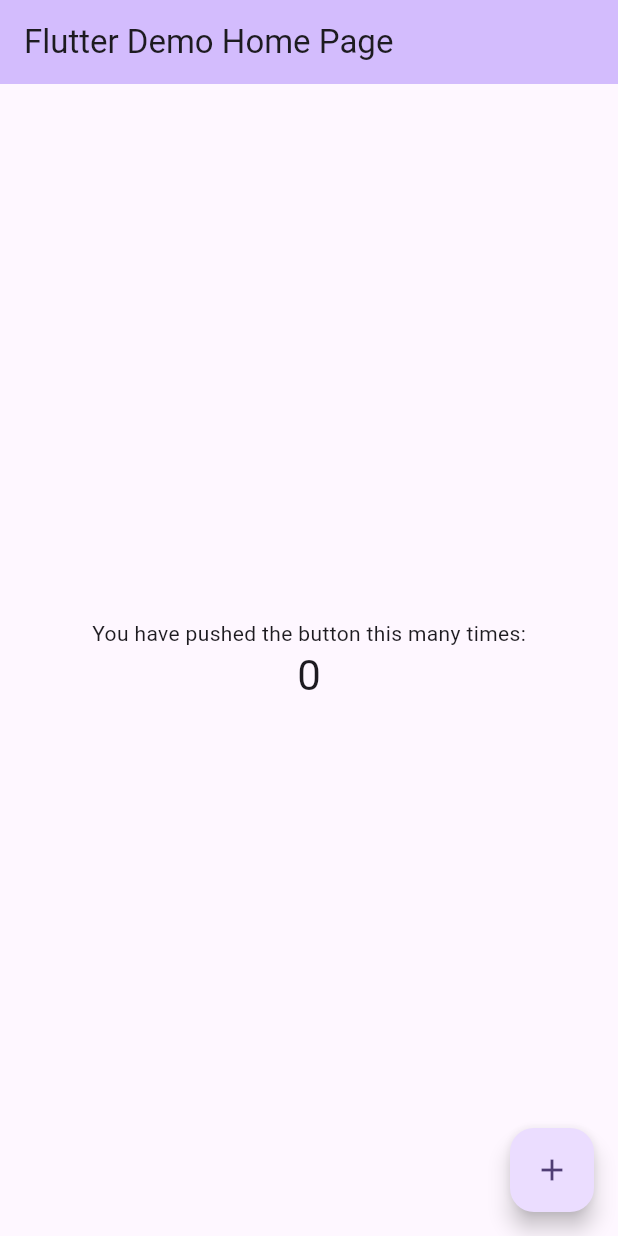
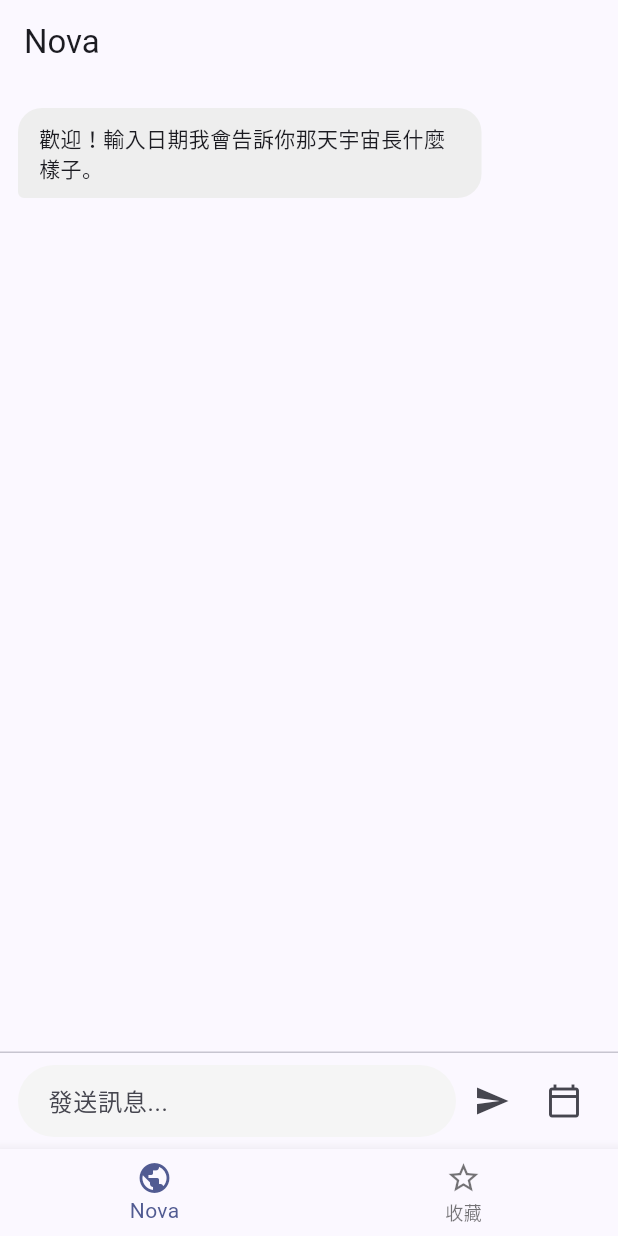
Before and after one commit to rex20041021/Nova_cosmos_messenger, a Flutter app: the screen it shows after launch, on a phone screen of 412 x 824 dp. Run offline on Flutter 3.47's test engine with Material 3 defaults, Android fonts, the phone set to English and light mode, and no system bars.

Commit message:
basic frontend

```diff
--- a/lib/main.dart
+++ b/lib/main.dart
@@ -1,4 +1,5 @@
 import 'package:flutter/material.dart';
+import 'package:nova_cosmos_messenger/route/home_page.dart';
 
 void main() {
   runApp(const MyApp());
@@ -7,116 +8,16 @@ void main() {
 class MyApp extends StatelessWidget {
   const MyApp({super.key});
 
-  // This widget is the root of your application.
   @override
   Widget build(BuildContext context) {
     return MaterialApp(
-      title: 'Flutter Demo',
+      title: 'NASA Cosmos Messenger',
       theme: ThemeData(
-        // This is the theme of your application.
-        //
-        // TRY THIS: Try running your application with "flutter run". You'll see
-        // the application has a purple toolbar. Then, without quitting the app,
-        // try changing the seedColor in the colorScheme below to Colors.green
-        // and then invoke "hot reload" (save your changes or press the "hot
-        // reload" button in a Flutter-supported IDE, or press "r" if you used
-        // the command line to start the app).
-        //
-        // Notice that the counter didn't reset back to zero; the application
-        // state is not lost during the reload. To reset the state, use hot
-        // restart instead.
-        //
-        // This works for code too, not just values: Most code changes can be
-        // tested with just a hot reload.
-        colorScheme: .fromSeed(seedColor: Colors.deepPurple),
+        colorScheme: ColorScheme.fromSeed(seedColor: Colors.indigo),
+        useMaterial3: true,
       ),
-      home: const MyHomePage(title: 'Flutter Demo Home Page'),
+      home: const HomePage(),
+      debugShowCheckedModeBanner: false,
     );
   }
 }
-
-class MyHomePage extends StatefulWidget {
-  const MyHomePage({super.key, required this.title});
-
-  // This widget is the home page of your application. It is stateful, meaning
-  // that it has a State object (defined below) that contains fields that affect
-  // how it looks.
-
-  // This class is the configuration for the state. It holds the values (in this
-  // case the title) provided by the parent (in this case the App widget) and
-  // used by the build method of the State. Fields in a Widget subclass are
-  // always marked "final".
-
-  final String title;
-
-  @override
-  State<MyHomePage> createState() => _MyHomePageState();
-}
-
-class _MyHomePageState extends State<MyHomePage> {
-  int _counter = 0;
-
-  void _incrementCounter() {
-    setState(() {
-      // This call to setState tells the Flutter framework that something has
-      // changed in this State, which causes it to rerun the build method below
-      // so that the display can reflect the updated values. If we changed
-      // _counter without calling setState(), then the build method would not be
-      // called again, and so nothing would appear to happen.
-      _counter++;
-    });
-  }
-
-  @override
-  Widget build(BuildContext context) {
-    // This method is rerun every time setState is called, for instance as done
-    // by the _incrementCounter method above.
-    //
-    // The Flutter framework has been optimized to make rerunning build methods
-    // fast, so that you can just rebuild anything that needs updating rather
-    // than having to individually change instances of widgets.
-    return Scaffold(
-      appBar: AppBar(
-        // TRY THIS: Try changing the color here to a specific color (to
-        // Colors.amber, perhaps?) and trigger a hot reload to see the AppBar
-        // change color while the other colors stay the same.
-        backgroundColor: Theme.of(context).colorScheme.inversePrimary,
-        // Here we take the value from the MyHomePage object that was created by
-        // the App.build method, and use it to set our appbar title.
-        title: Text(widget.title),
-      ),
-      body: Center(
-        // Center is a layout widget. It takes a single child and positions it
-        // in the middle of the parent.
-        child: Column(
-          // Column is also a layout widget. It takes a list of children and
-          // arranges them vertically. By default, it sizes itself to fit its
-          // children horizontally, and tries to be as tall as its parent.
-          //
-          // Column has various properties to control how it sizes itself and
-          // how it positions its children. Here we use mainAxisAlignment to
-          // center the children vertically; the main axis here is the vertical
-          // axis because Columns are vertical (the cross axis would be
-          // horizontal).
-          //
-          // TRY THIS: Invoke "debug painting" (choose the "Toggle Debug Paint"
-          // action in the IDE, or press "p" in the console), to see the
-          // wireframe for each widget.
-          mainAxisAlignment: .center,
-          children: [
-            const Text('You have pushed the button this many times:'),
-            Text(
-              '$_counter',
-              style: Theme.of(context).textTheme.headlineMedium,
-            ),
-          ],
-        ),
-      ),
-      floatingActionButton: FloatingActionButton(
-        onPressed: _incrementCounter,
-        tooltip: 'Increment',
-        child: const Icon(Icons.add),
-      ),
-    );
-  }
-}
--- /dev/null
+++ b/lib/route/favorites_page.dart
@@ -0,0 +1,21 @@
+import 'package:flutter/material.dart';
+
+class FavoritesPage extends StatelessWidget {
+  const FavoritesPage({super.key});
+
+  @override
+  Widget build(BuildContext context) {
+    return Scaffold(
+      appBar: AppBar(
+        title: const Text('收藏'),
+        centerTitle: false,
+      ),
+      body: const Center(
+        child: Text(
+          '尚無收藏',
+          style: TextStyle(color: Colors.grey),
+        ),
+      ),
+    );
+  }
+}
--- /dev/null
+++ b/lib/route/home_page.dart
@@ -0,0 +1,43 @@
+import 'package:flutter/material.dart';
+import 'package:nova_cosmos_messenger/route/nova_page.dart';
+import 'package:nova_cosmos_messenger/route/favorites_page.dart';
+
+class HomePage extends StatefulWidget {
+  const HomePage({super.key});
+
+  @override
+  State<HomePage> createState() => _HomePageState();
+}
+
+class _HomePageState extends State<HomePage> {
+  int _currentIndex = 0;
+
+  final List<Widget> _pages = const [
+    NovaPage(),
+    FavoritesPage(),
+  ];
+
+  @override
+  Widget build(BuildContext context) {
+    return Scaffold(
+      body: IndexedStack(
+        index: _currentIndex,
+        children: _pages,
+      ),
+      bottomNavigationBar: BottomNavigationBar(
+        currentIndex: _currentIndex,
+        onTap: (i) => setState(() => _currentIndex = i),
+        items: const [
+          BottomNavigationBarItem(
+            icon: Icon(Icons.public),
+            label: 'Nova',
+          ),
+          BottomNavigationBarItem(
+            icon: Icon(Icons.star_border),
+            label: '收藏',
+          ),
+        ],
+      ),
+    );
+  }
+}
--- /dev/null
+++ b/lib/route/nova_page.dart
@@ -0,0 +1,161 @@
+import 'package:flutter/material.dart';
+
+class _Message {
+  final String text;
+  final bool fromUser;
+  _Message(this.text, {required this.fromUser});
+}
+
+class NovaPage extends StatefulWidget {
+  const NovaPage({super.key});
+
+  @override
+  State<NovaPage> createState() => _NovaPageState();
+}
+
+class _NovaPageState extends State<NovaPage> {
+  final TextEditingController _inputController = TextEditingController();
+  final ScrollController _scrollController = ScrollController();
+  final List<_Message> _messages = [
+    _Message('歡迎！輸入日期我會告訴你那天宇宙長什麼樣子。', fromUser: false),
+  ];
+
+  @override
+  void dispose() {
+    _inputController.dispose();
+    _scrollController.dispose();
+    super.dispose();
+  }
+
+  void _sendMessage() {
+    final text = _inputController.text.trim();
+    if (text.isEmpty) return;
+    setState(() {
+      _messages.add(_Message(text, fromUser: true));
+      _inputController.clear();
+    });
+    _scrollToBottom();
+  }
+
+  void _scrollToBottom() {
+    WidgetsBinding.instance.addPostFrameCallback((_) {
+      if (_scrollController.hasClients) {
+        _scrollController.animateTo(
+          _scrollController.position.maxScrollExtent,
+          duration: const Duration(milliseconds: 250),
+          curve: Curves.easeOut,
+        );
+      }
+    });
+  }
+
+  @override
+  Widget build(BuildContext context) {
+    return Scaffold(
+      appBar: AppBar(
+        title: const Text('Nova'),
+        centerTitle: false,
+      ),
+      body: Column(
+        children: [
+          Expanded(
+            child: ListView.builder(
+              controller: _scrollController,
+              padding: const EdgeInsets.all(12),
+              itemCount: _messages.length,
+              itemBuilder: (context, i) => _MessageBubble(message: _messages[i]),
+            ),
+          ),
+          const Divider(height: 1),
+          _InputBar(
+            controller: _inputController,
+            onSend: _sendMessage,
+          ),
+        ],
+      ),
+    );
+  }
+}
+
+class _MessageBubble extends StatelessWidget {
+  final _Message message;
+  const _MessageBubble({required this.message});
+
+  @override
+  Widget build(BuildContext context) {
+    final fromUser = message.fromUser;
+    final bg = fromUser ? Colors.blue.shade100 : Colors.grey.shade200;
+    final align = fromUser ? Alignment.centerRight : Alignment.centerLeft;
+    final radius = BorderRadius.only(
+      topLeft: const Radius.circular(16),
+      topRight: const Radius.circular(16),
+      bottomLeft: Radius.circular(fromUser ? 16 : 4),
+      bottomRight: Radius.circular(fromUser ? 4 : 16),
+    );
+
+    return Align(
+      alignment: align,
+      child: Container(
+        margin: const EdgeInsets.symmetric(vertical: 4),
+        padding: const EdgeInsets.symmetric(horizontal: 14, vertical: 10),
+        constraints: BoxConstraints(
+          maxWidth: MediaQuery.of(context).size.width * 0.75,
+        ),
+        decoration: BoxDecoration(
+          color: bg,
+          borderRadius: radius,
+        ),
+        child: Text(message.text),
+      ),
+    );
+  }
+}
+
+class _InputBar extends StatelessWidget {
+  final TextEditingController controller;
+  final VoidCallback onSend;
+
+  const _InputBar({required this.controller, required this.onSend});
+
+  @override
+  Widget build(BuildContext context) {
+    return SafeArea(
+      top: false,
+      child: Padding(
+        padding: const EdgeInsets.fromLTRB(12, 8, 12, 8),
+        child: Row(
+          children: [
+            Expanded(
+              child: TextField(
+                controller: controller,
+                textInputAction: TextInputAction.send,
+                onSubmitted: (_) => onSend(),
+                decoration: InputDecoration(
+                  hintText: '發送訊息...',
+                  filled: true,
+                  fillColor: Colors.grey.shade100,
+                  border: OutlineInputBorder(
+                    borderRadius: BorderRadius.circular(24),
+                    borderSide: BorderSide.none,
+                  ),
+                  contentPadding: const EdgeInsets.symmetric(
+                    horizontal: 16,
+                    vertical: 10,
+                  ),
+                ),
+              ),
+            ),
+            IconButton(
+              icon: const Icon(Icons.send),
+              onPressed: onSend,
+            ),
+            IconButton(
+              icon: const Icon(Icons.calendar_today_outlined),
+              onPressed: () {},
+            ),
+          ],
+        ),
+      ),
+    );
+  }
+}
```
